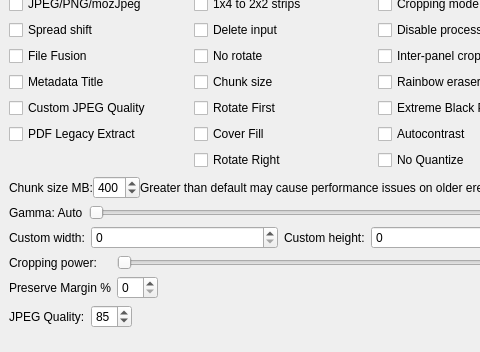
ciromattia/kcc, file gui/KCC.ui: the form before one commit; both pictures show x 0 to 480 and y 429 to 781 of the 566 by 781 pixel window.
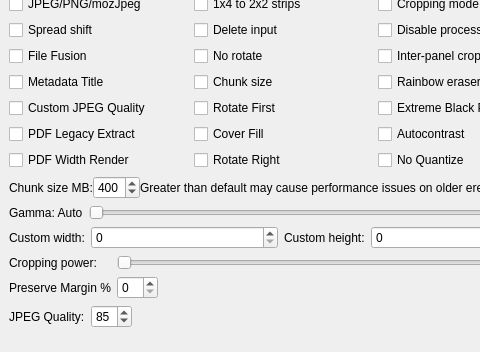
The form after the commit. Icons and pictures are not drawn.

Commit message: add pdf width box (#1270)

Diff of the .ui file:
```diff
--- a/gui/KCC.ui
+++ b/gui/KCC.ui
@@ -943,6 +943,18 @@
          </property>
         </widget>
        </item>
+       <item row="10" column="0">
+        <widget class="QCheckBox" name="pdfWidthBox">
+         <property name="toolTip">
+          <string>Render vector PDFs to device width instead of height.
+
+Useful if you plan to crop a little off the top and bottom to fill screen.</string>
+         </property>
+         <property name="text">
+          <string>PDF Width Render</string>
+         </property>
+        </widget>
+       </item>
       </layout>
      </widget>
     </item>
```
The commit also changes 5 other files.
